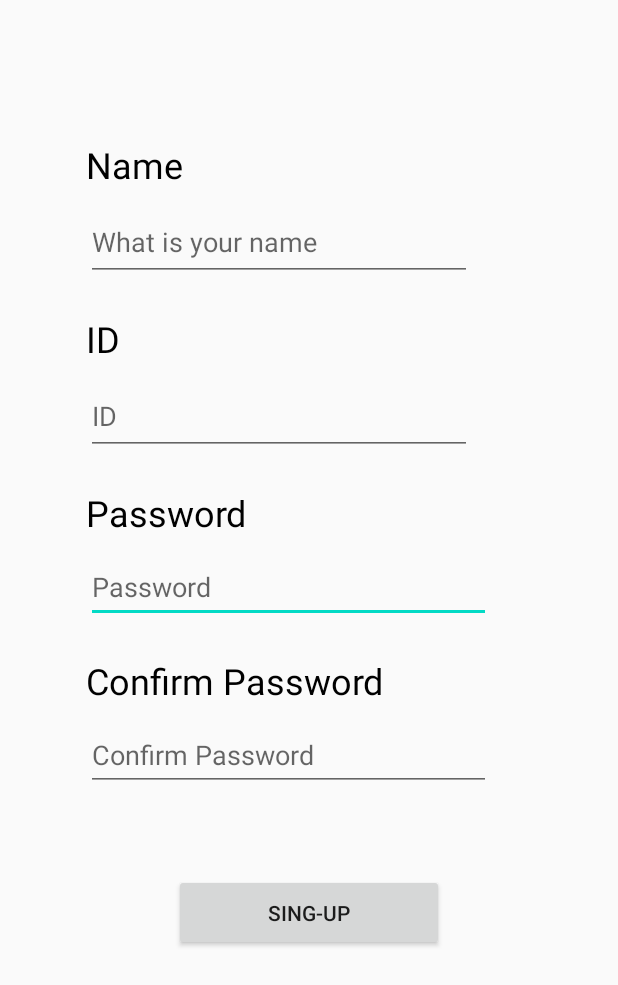
After one commit to siyaYan/Comp6442_2020S2_GroupProject_ANU, an Android app: the layout acitiviy_registeration.xml on its own in the app's theme, with its tools: preview values and no code run, on a phone screen of 412 x 824 dp. The commit adds this screen. Shown: the top 985 px of the screen. Run offline under Robolectric (Android 15) with nearby library versions, the phone set to English and light mode, and no system bars.

Commit message:
login,register implementation update

```diff
--- a/app/build.gradle
+++ b/app/build.gradle
@@ -25,10 +25,10 @@ android {
 dependencies {
     implementation fileTree(dir: "libs", include: ["*.jar"])
     implementation 'androidx.appcompat:appcompat:1.2.0'
-    implementation 'androidx.constraintlayout:constraintlayout:2.0.1'
+    implementation 'androidx.constraintlayout:constraintlayout:2.0.2'
     implementation files('src/gson-2.8.6.jar')
     implementation files('src/javacsv.jar')
-    testImplementation 'junit:junit:4.12'
+    testImplementation 'junit:junit:4.13.1'
     androidTestImplementation 'androidx.test.ext:junit:1.1.2'
     androidTestImplementation 'androidx.test.espresso:espresso-core:3.3.0'
 
--- /dev/null
+++ b/app/src/main/assets/userRegisteration.xml
@@ -0,0 +1 @@
+<?xml version="1.0" encoding="utf-8"?>
--- a/app/src/main/java/com/example/comp2100_6442_s2_2020_group_project/DetailActivity.java
+++ b/app/src/main/java/com/example/comp2100_6442_s2_2020_group_project/DetailActivity.java
@@ -39,7 +39,8 @@ public class DetailActivity extends AppCompatActivity {
 
     }
 
+
     public void displayDetails() {
-        textView.setText("classNUmber:"+courseDetail.get(0)+"\n"+"courseID:"+courseDetail.get(1)+courseDetail.get(2)+"\n"+"section:"+courseDetail.get(3)+"\n"+"courseName:"+courseDetail.get(4)+"\n"+"Min units:"+courseDetail.get(5)+"\n"+"Max units:"+courseDetail.get(6));
+        textView.setText("classNUmber:"+courseDetail.get(0) +"\n"+"courseID:"+courseDetail.get(1)+courseDetail.get(2)+"\n"+"section:"+courseDetail.get(3)+"\n"+"courseName:"+courseDetail.get(4)+"\n"+"Min units:"+courseDetail.get(5)+"\n"+"Max units:"+courseDetail.get(6));
     }
 }
--- /dev/null
+++ b/app/src/main/res/layout/acitiviy_registeration.xml
@@ -0,0 +1,128 @@
+<?xml version="1.0" encoding="utf-8"?>
+<androidx.constraintlayout.widget.ConstraintLayout xmlns:android="http://schemas.android.com/apk/res/android"
+    xmlns:app="http://schemas.android.com/apk/res-auto"
+    xmlns:tools="http://schemas.android.com/tools"
+    android:id="@+id/registerButton"
+    android:layout_width="match_parent"
+    android:layout_height="match_parent">
+
+    <TextView
+        android:id="@+id/textView3"
+        android:layout_width="wrap_content"
+        android:layout_height="wrap_content"
+        android:layout_marginStart="57dp"
+        android:layout_marginLeft="57dp"
+        android:layout_marginTop="93dp"
+        android:text="Name"
+        android:textColor="#000000"
+        android:textSize="24sp"
+        app:layout_constraintStart_toStartOf="parent"
+        app:layout_constraintTop_toTopOf="parent" />
+
+    <TextView
+        android:id="@+id/textView6"
+        android:layout_width="wrap_content"
+        android:layout_height="wrap_content"
+        android:layout_marginStart="57dp"
+        android:layout_marginLeft="57dp"
+        android:layout_marginTop="22dp"
+        android:text="ID"
+        android:textColor="#000000"
+        android:textSize="24sp"
+        app:layout_constraintStart_toStartOf="parent"
+        app:layout_constraintTop_toBottomOf="@+id/userName" />
+
+    <TextView
+        android:id="@+id/textView7"
+        android:layout_width="wrap_content"
+        android:layout_height="wrap_content"
+        android:layout_marginStart="57dp"
+        android:layout_marginLeft="57dp"
+        android:layout_marginTop="22dp"
+        android:text="Password"
+        android:textColor="#000000"
+        android:textSize="24sp"
+        app:layout_constraintStart_toStartOf="parent"
+        app:layout_constraintTop_toBottomOf="@+id/userID" />
+
+    <TextView
+        android:id="@+id/textView8"
+        android:layout_width="wrap_content"
+        android:layout_height="wrap_content"
+        android:layout_marginStart="57dp"
+        android:layout_marginLeft="57dp"
+        android:layout_marginTop="22dp"
+        android:text="Confirm Password"
+        android:textColor="#000000"
+        android:textColorHint="#000000"
+        android:textSize="24sp"
+        app:layout_constraintStart_toStartOf="parent"
+        app:layout_constraintTop_toBottomOf="@+id/userPassword" />
+
+    <Button
+        android:id="@+id/initialsignupButton"
+        android:layout_width="180dp"
+        android:layout_height="51dp"
+        android:layout_marginStart="115dp"
+        android:layout_marginLeft="115dp"
+        android:layout_marginTop="55dp"
+        android:layout_marginEnd="116dp"
+        android:layout_marginRight="116dp"
+        android:text="Sing-up"
+        app:layout_constraintEnd_toEndOf="parent"
+        app:layout_constraintStart_toStartOf="parent"
+        app:layout_constraintTop_toBottomOf="@+id/confrimPassword" />
+
+    <EditText
+        android:id="@+id/userPassword"
+        android:layout_width="270dp"
+        android:layout_height="47dp"
+        android:layout_marginStart="57dp"
+        android:layout_marginLeft="57dp"
+        android:layout_marginTop="10dp"
+        android:ems="10"
+        android:hint="Password"
+        android:inputType="textPassword"
+        app:layout_constraintStart_toStartOf="parent"
+        app:layout_constraintTop_toBottomOf="@+id/textView7" />
+
+    <EditText
+        android:id="@+id/confrimPassword"
+        android:layout_width="270dp"
+        android:layout_height="47dp"
+        android:layout_marginStart="57dp"
+        android:layout_marginLeft="57dp"
+        android:layout_marginTop="10dp"
+        android:ems="10"
+        android:hint="Confirm Password"
+        android:inputType="textPassword"
+        app:layout_constraintStart_toStartOf="parent"
+        app:layout_constraintTop_toBottomOf="@+id/textView8" />
+
+    <EditText
+        android:id="@+id/userID"
+        android:layout_width="257dp"
+        android:layout_height="51dp"
+        android:layout_marginStart="57dp"
+        android:layout_marginLeft="57dp"
+        android:layout_marginTop="10dp"
+        android:ems="10"
+        android:hint="ID"
+        android:inputType="textPersonName"
+        app:layout_constraintStart_toStartOf="parent"
+        app:layout_constraintTop_toBottomOf="@+id/textView6" />
+
+    <EditText
+        android:id="@+id/userName"
+        android:layout_width="257dp"
+        android:layout_height="51dp"
+        android:layout_marginStart="57dp"
+        android:layout_marginLeft="57dp"
+        android:layout_marginTop="10dp"
+        android:ems="10"
+        android:hint="What is your name"
+        android:inputType="textPersonName"
+        app:layout_constraintStart_toStartOf="parent"
+        app:layout_constraintTop_toBottomOf="@+id/textView3" />
+
+</androidx.constraintlayout.widget.ConstraintLayout>
--- a/app/src/main/res/layout/activity_list.xml
+++ b/app/src/main/res/layout/activity_list.xml
@@ -10,5 +10,6 @@
         android:layout_width="409dp"
         android:layout_height="729dp"
         tools:layout_editor_absoluteX="1dp"
-        tools:layout_editor_absoluteY="1dp" />
+        tools:layout_editor_absoluteY="1dp"
+        tools:ignore="MissingConstraints" />
 </androidx.constraintlayout.widget.ConstraintLayout>
```
Also changed, not shown: app/src/main/java/com/example/comp2100_6442_s2_2020_group_project/UserLogin.java (added, +8 -0 lines), app/src/main/java/com/example/comp2100_6442_s2_2020_group_project/UserRegister.java (added, +82 -0 lines), app/src/main/res/layout/activity_login.xml (added, +99 -0 lines).
